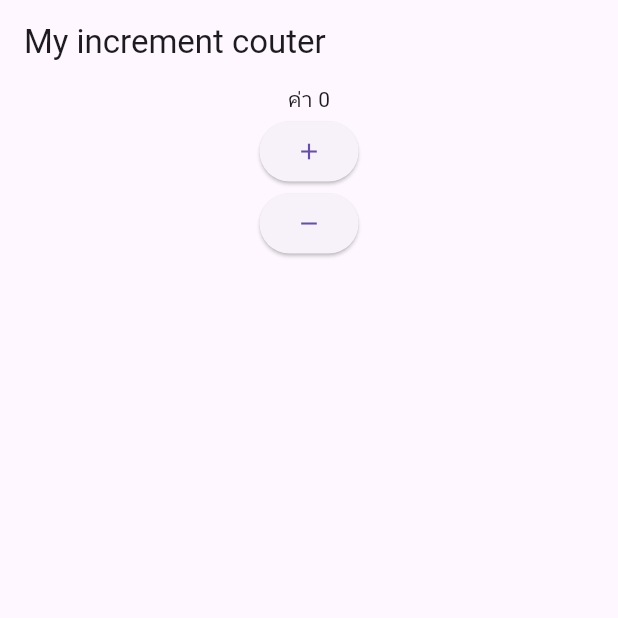
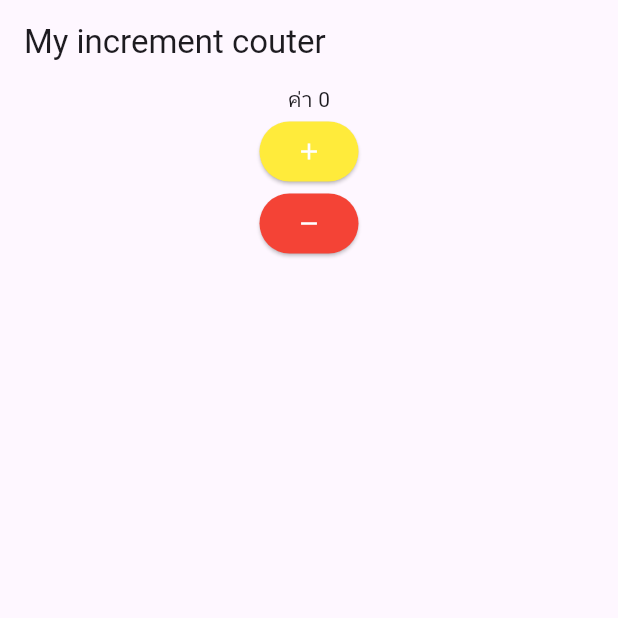
Before and after one commit to suksaipisit28/exam2, a Flutter app: the screen it shows after launch, on a phone screen of 412 x 824 dp, the top half of it. Run offline on Flutter 3.47's test engine with Material 3 defaults, Android fonts, the phone set to English and light mode, and no system bars.

Commit message:
success1

```diff
--- a/lib/screen/my_home_page.dart
+++ b/lib/screen/my_home_page.dart
@@ -38,11 +38,17 @@ class _MyHomePageState extends State<MyHomePage> {
             Text("ค่า $_counter"),
             ElevatedButton(
               onPressed: _incrementCounter,
-              child: const Icon(Icons.add),
+              child: const Icon(Icons.add, color: Colors.white),
+              style: ButtonStyle(
+                backgroundColor: MaterialStateProperty.all(Colors.yellow),
+              ),
             ),
             ElevatedButton(
               onPressed: _decrementCounter,
-              child: const Icon(Icons.remove),
+              child: const Icon(Icons.remove, color: Colors.white),
+              style: ButtonStyle(
+                backgroundColor: MaterialStateProperty.all(Colors.red),
+              ),
             ),
           ],
         ),
```
